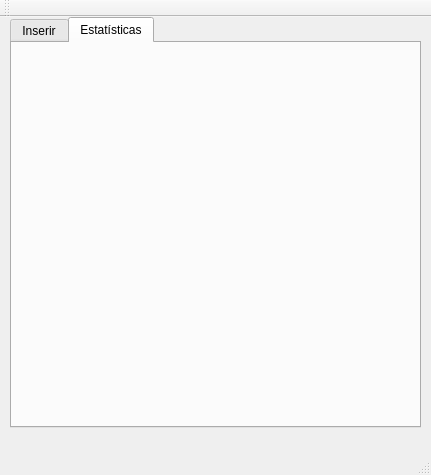
Old version of the form mainwindow.ui in the repository lacouth/projeto_pe.
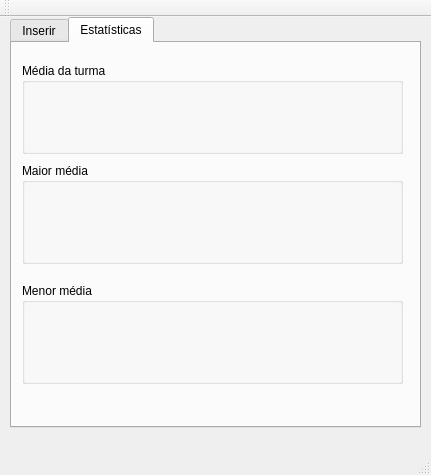
New version of the form. The open tabs and pages were chosen to show the change.

Commit message: Adiciona as estatisticas da turma

```diff
--- a/mainwindow.ui
+++ b/mainwindow.ui
@@ -112,6 +112,108 @@
      <attribute name="title">
       <string>Estatísticas</string>
      </attribute>
+     <widget class="QGroupBox" name="groupBox">
+      <property name="geometry">
+       <rect>
+        <x>10</x>
+        <y>20</y>
+        <width>381</width>
+        <height>91</height>
+       </rect>
+      </property>
+      <property name="title">
+       <string>Média da turma</string>
+      </property>
+      <widget class="QLabel" name="mediaTurma">
+       <property name="geometry">
+        <rect>
+         <x>0</x>
+         <y>20</y>
+         <width>371</width>
+         <height>71</height>
+        </rect>
+       </property>
+       <property name="font">
+        <font>
+         <pointsize>27</pointsize>
+        </font>
+       </property>
+       <property name="text">
+        <string/>
+       </property>
+       <property name="alignment">
+        <set>Qt::AlignRight|Qt::AlignTrailing|Qt::AlignVCenter</set>
+       </property>
+      </widget>
+     </widget>
+     <widget class="QGroupBox" name="groupBox_2">
+      <property name="geometry">
+       <rect>
+        <x>10</x>
+        <y>120</y>
+        <width>381</width>
+        <height>101</height>
+       </rect>
+      </property>
+      <property name="title">
+       <string>Maior média</string>
+      </property>
+      <widget class="QLabel" name="maiorMedia">
+       <property name="geometry">
+        <rect>
+         <x>0</x>
+         <y>20</y>
+         <width>381</width>
+         <height>81</height>
+        </rect>
+       </property>
+       <property name="font">
+        <font>
+         <pointsize>27</pointsize>
+        </font>
+       </property>
+       <property name="text">
+        <string/>
+       </property>
+       <property name="alignment">
+        <set>Qt::AlignRight|Qt::AlignTrailing|Qt::AlignVCenter</set>
+       </property>
+      </widget>
+     </widget>
+     <widget class="QGroupBox" name="groupBox_3">
+      <property name="geometry">
+       <rect>
+        <x>10</x>
+        <y>240</y>
+        <width>381</width>
+        <height>101</height>
+       </rect>
+      </property>
+      <property name="title">
+       <string>Menor média</string>
+      </property>
+      <widget class="QLabel" name="menorMedia">
+       <property name="geometry">
+        <rect>
+         <x>0</x>
+         <y>20</y>
+         <width>381</width>
+         <height>81</height>
+        </rect>
+       </property>
+       <property name="font">
+        <font>
+         <pointsize>27</pointsize>
+        </font>
+       </property>
+       <property name="text">
+        <string/>
+       </property>
+       <property name="alignment">
+        <set>Qt::AlignRight|Qt::AlignTrailing|Qt::AlignVCenter</set>
+       </property>
+      </widget>
+     </widget>
     </widget>
    </widget>
   </widget>
```
The commit also changes 2 other files.
